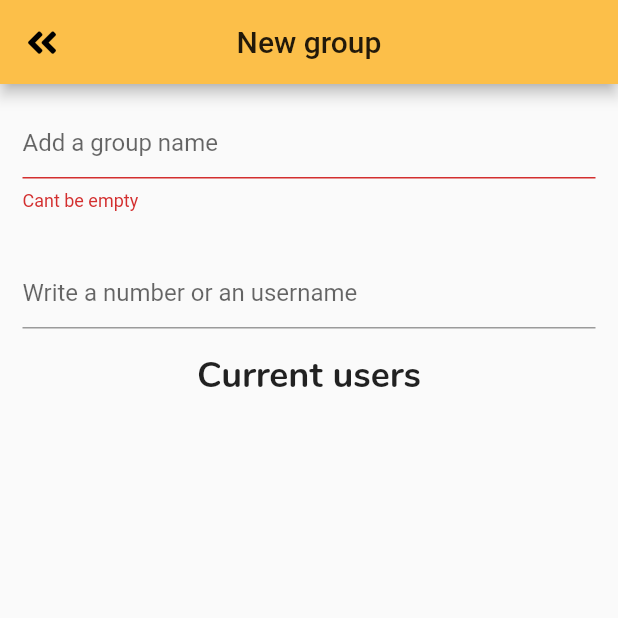
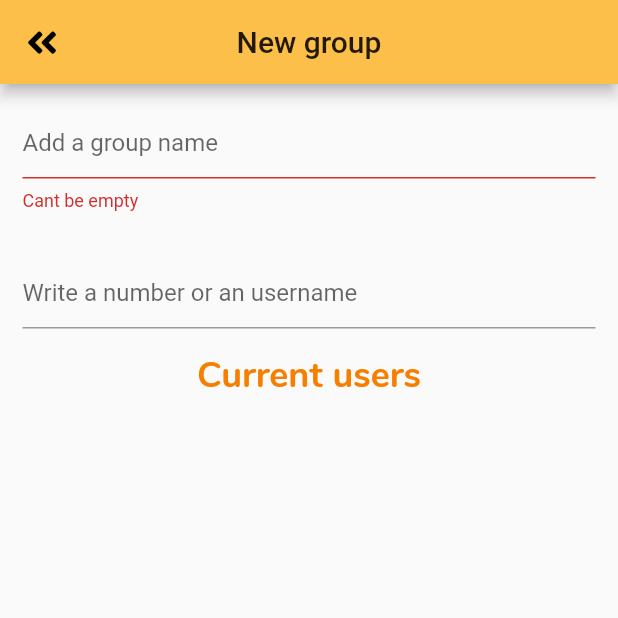
Before and after one commit to NauzetAduen/grocery_list_app, a Flutter app: the NewGroupScreen screen opened directly, on a phone screen of 412 x 824 dp, the top half of it. Run offline on Flutter 3.47's test engine with Material 2 defaults, Android fonts, the phone set to English and light mode, and no system bars; our stand-ins replace cloud_firestore, firebase_auth, font_awesome_flutter, gradient_widgets; accounts and stored records are empty; generated files the repository leaves out were written again.

Commit message:
ADD color to list titles

```diff
--- a/lib/Style/style.dart
+++ b/lib/Style/style.dart
@@ -14,6 +14,7 @@ class Style {
   static final String nunito = "Nunito";
 
   static final TextStyle listTitleTextStyle = TextStyle(
+    color: darkYellow,
     fontWeight: FontWeight.bold,
     fontSize: 24,
     fontFamily: nunito,
```
